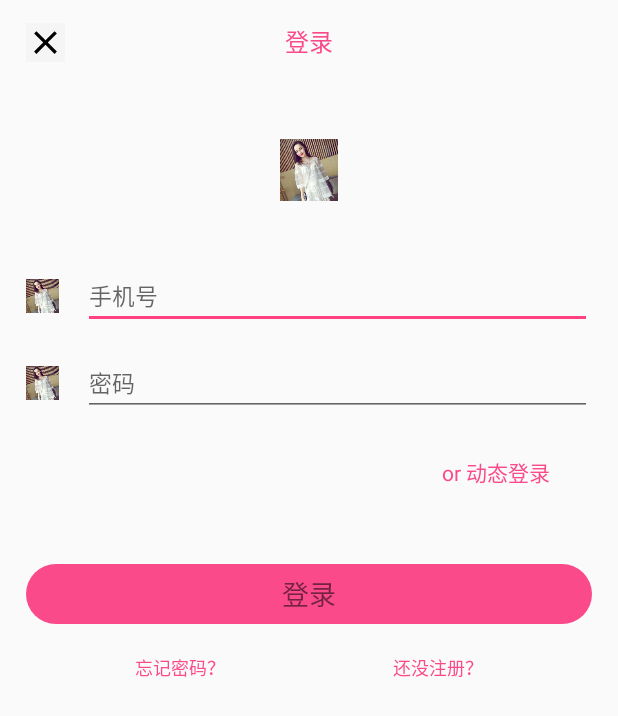
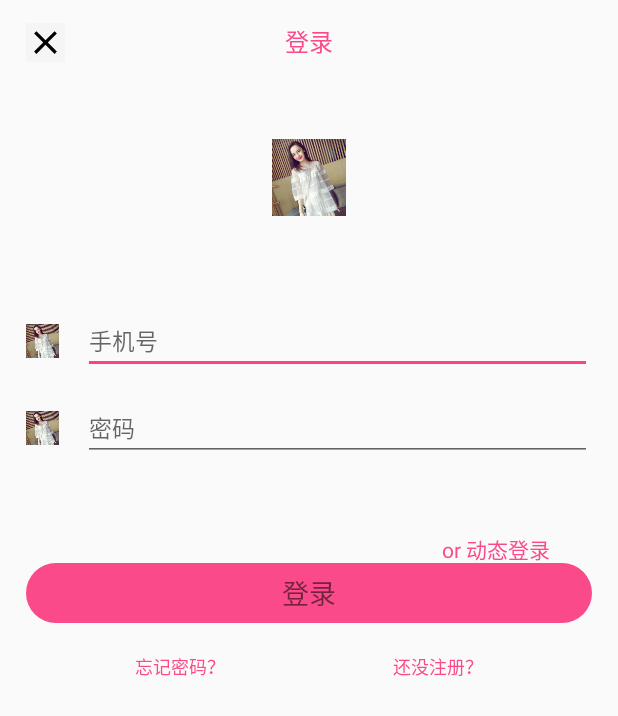
Before and after one commit to tj1334311578/xiangou, an Android app: the layout mine_logging.xml on its own in the app's theme, with its tools: preview values and no code run, on a phone screen of 412 x 824 dp. Shown: the top 716 px of the screen. Run offline under Robolectric (Android 15) with nearby library versions, the phone set to English and light mode, and no system bars.

Commit message:
登录注册布局更改

```diff
--- a/app/src/main/res/layout/mine_logging.xml
+++ b/app/src/main/res/layout/mine_logging.xml
@@ -23,16 +23,16 @@
         android:layout_marginLeft="17dp"
         />
     <ImageView
-        android:layout_width="52dp"
+        android:layout_width="wrap_content"
         android:adjustViewBounds="true"
         android:layout_below="@id/logging_log"
         android:layout_centerHorizontal="true"
         android:src="@mipmap/nearby_store_dfimg"
         android:id="@+id/logging_img"
         android:layout_marginTop="53dp"
-        android:layout_height="41dp" />
+        android:layout_height="51dp" />
     <LinearLayout
-        android:layout_marginTop="41dp"
+        android:layout_marginTop="61dp"
         android:layout_marginRight="17dp"
         android:orientation="horizontal"
         android:id="@+id/logging_userll"
@@ -105,26 +105,14 @@
     android:gravity="center"
     android:layout_below="@id/logging_passwordll"
     android:id="@+id/Dynamic_login"
-    android:layout_marginTop="17dp"
+    android:layout_marginTop="48dp"
     android:text="or 动态登录"
     android:textSize="14sp"
     android:layout_alignParentRight="true"
     android:layout_marginRight="45dp"
     android:textColor="@color/textcolor_advs_topic_title"
-    android:layout_height="40dp" />
+    android:layout_height="20dp" />
 
-    <TextView
-        android:layout_width="match_parent"
-        android:text="登录"
-        android:gravity="center"
-        android:textSize="18sp"
-        android:layout_marginTop="41dp"
-        android:layout_alignStart="@id/logging_passwordll"
-        android:layout_below="@id/Dynamic_login"
-        android:layout_alignEnd="@id/logging_passwordll"
-        android:background="@drawable/round20dp"
-        android:id="@+id/logging_login"
-        android:layout_height="40dp" />
     <TextView
         android:layout_width="wrap_content"
         android:layout_height="wrap_content"
@@ -158,4 +146,16 @@
         android:textColor="@color/login_red"
         android:text="手机号和密码不匹配，请重新输入"/>
 
+    <TextView
+        android:layout_width="match_parent"
+        android:text="登录"
+        android:gravity="center"
+        android:textSize="18sp"
+        android:background="@drawable/round20dp"
+        android:id="@+id/logging_login"
+        android:layout_marginRight="17dp"
+        android:layout_height="40dp"
+        android:layout_below="@+id/Dynamic_login"
+        android:layout_alignStart="@+id/logging_passwordll" />
+
 </RelativeLayout>
```
Also changed, not shown: app/src/main/res/layout/login_register.xml (+19 -22 lines).
